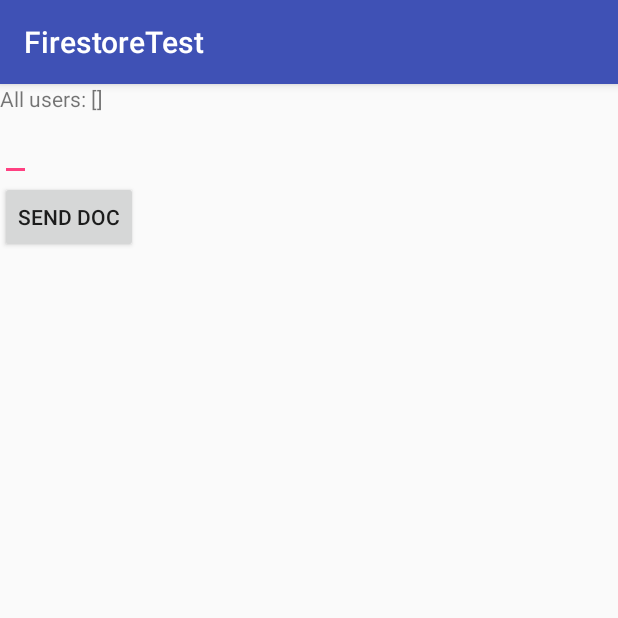
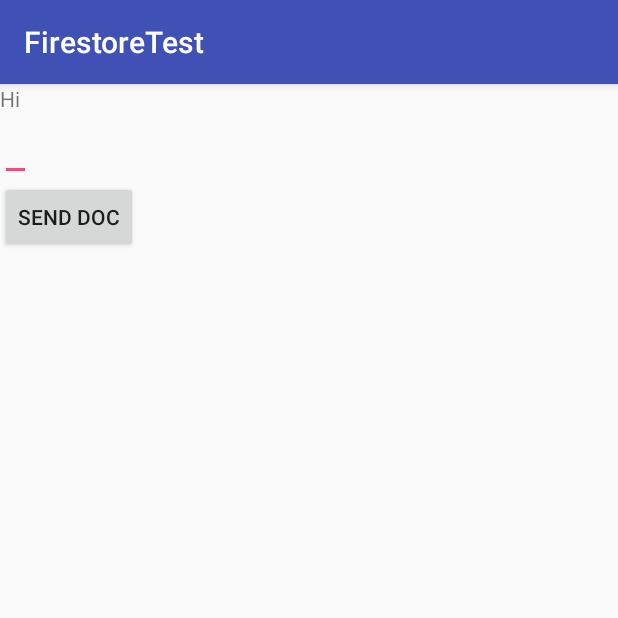
Before and after one commit to lilianluong16/SendNags, an Android app: the screen it shows after launch once a user with an empty profile is signed in (MainActivity), on a phone screen of 412 x 824 dp, the top half of it. Run offline under Robolectric (Android 15) with nearby library versions, the phone set to English and light mode, and no system bars; our stand-ins replace Firebase (no records; nobody signed in at launch, a user with empty details on screens opened directly).

```diff
--- a/app/src/main/java/com/lilian/firestore/firestoretest/LoginActivity.java
+++ b/app/src/main/java/com/lilian/firestore/firestoretest/LoginActivity.java
@@ -110,8 +110,8 @@ public class LoginActivity extends AppCompatActivity implements View.OnClickList
         } catch (ApiException e) {
             // The ApiException status code indicates the detailed failure reason.
             // Please refer to the GoogleSignInStatusCodes class reference for more information.
-            // Log.w(TAG, "signInResult:failed code=" + e.getStatusCode());
-            // updateUI(null);
+            Log.w(TAG, "signInResult:failed code=" + e.getStatusCode());
+            updateUI(null);
         }
     }
 
--- a/app/src/main/java/com/lilian/firestore/firestoretest/MainActivity.java
+++ b/app/src/main/java/com/lilian/firestore/firestoretest/MainActivity.java
@@ -48,7 +48,7 @@ public class MainActivity extends AppCompatActivity implements View.OnClickListe
                 .addSnapshotListener(new EventListener<QuerySnapshot>() {
                     @Override
                     public void onEvent(@Nullable QuerySnapshot queryDocumentSnapshots, @Nullable FirebaseFirestoreException e) {
-                        if (e != null){
+                        /*if (e != null){
                             Log.w(TAG, "Listen failed.", e);
                             return;
                         }
@@ -59,7 +59,7 @@ public class MainActivity extends AppCompatActivity implements View.OnClickListe
                             }
                         }
                         TextView dt = (TextView) findViewById(R.id.text_display);
-                        dt.setText("All users: " + users);
+                        dt.setText("All users: " + users);*/
                     }
                 });
     }
```
